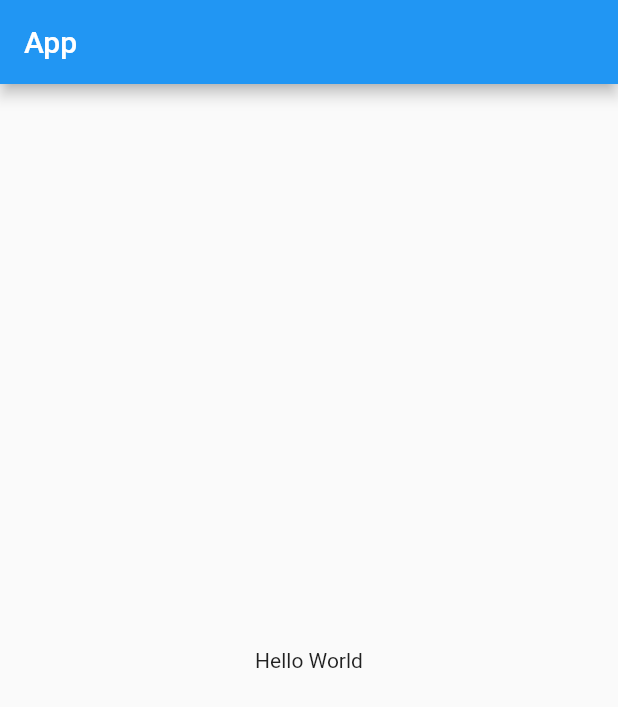
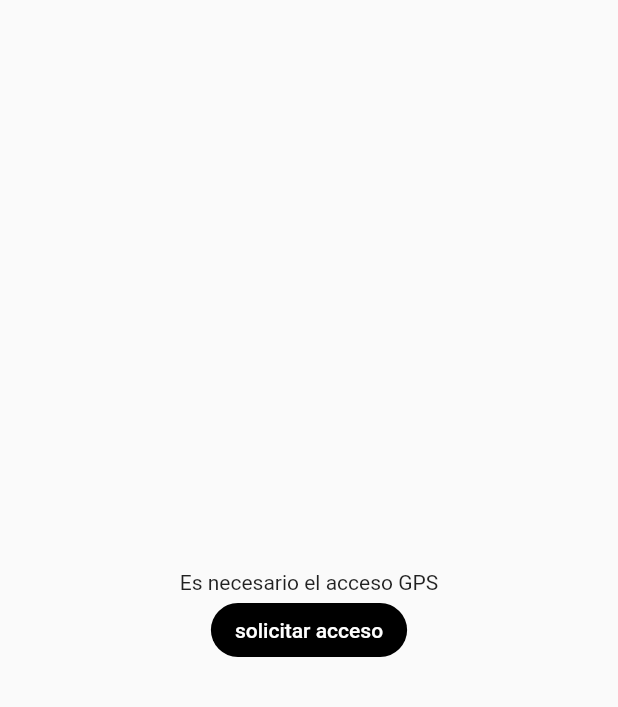
Before and after one commit to jejapazm/tricimotos_app, a Flutter app: the screen it shows after launch, on a phone screen of 412 x 824 dp. Shown: the top 707 px of the screen. Run offline on Flutter 3.47's test engine with Material 2 defaults, Android fonts, the phone set to English and light mode, and no system bars.

Commit message:
screens principales

```diff
--- a/lib/main.dart
+++ b/lib/main.dart
@@ -1,4 +1,5 @@
 import 'package:flutter/material.dart';
+import 'package:mototaxis_app/screens/screens.dart';
 
 void main() => runApp(const MapsApp());
 
@@ -7,17 +8,10 @@ class MapsApp extends StatelessWidget {
 
   @override
   Widget build(BuildContext context) {
-    return MaterialApp(
+    return const MaterialApp(
       debugShowCheckedModeBanner: false,
       title: 'MapsApp',
-      home: Scaffold(
-        appBar: AppBar(
-          title: const Text('App'),
-        ),
-        body: const Center(
-          child: Text('Hello World'),
-        ),
-      ),
+      home: GpsAccessScreen()
     );
   }
 }
--- /dev/null
+++ b/lib/screens/gps_access_screen.dart
@@ -0,0 +1,54 @@
+import 'package:flutter/material.dart';
+
+class GpsAccessScreen extends StatelessWidget {
+  const GpsAccessScreen({super.key});
+
+  @override
+  Widget build(BuildContext context) {
+    return const Scaffold(
+      body: Center(child: _AccessButton()),
+    );
+  }
+}
+
+class _AccessButton extends StatelessWidget {
+  const _AccessButton({
+    Key? key,
+  }) : super(key: key);
+
+  @override
+  Widget build(BuildContext context) {
+    return Column(
+      mainAxisAlignment: MainAxisAlignment.center,
+      children: [
+        const Text('Es necesario el acceso GPS'),
+        MaterialButton(
+            color: Colors.black,
+            shape: const StadiumBorder(),
+            elevation: 0,
+            splashColor: Colors.transparent,
+            onPressed: () {
+              // TODO: por hacer
+            },
+            child: const Text(
+              'solicitar acceso',
+              style: TextStyle(color: Colors.white),
+            ))
+      ],
+    );
+  }
+}
+
+class _EnableGpsMessage extends StatelessWidget {
+  const _EnableGpsMessage({
+    Key? key,
+  }) : super(key: key);
+
+  @override
+  Widget build(BuildContext context) {
+    return const Text(
+      'Debe de habilitar el gps',
+      style: TextStyle(fontSize: 25, fontWeight: FontWeight.w300),
+    );
+  }
+}
--- /dev/null
+++ b/lib/screens/screens.dart
@@ -0,0 +1,4 @@
+export 'package:mototaxis_app/screens/loading_screen.dart';
+export 'package:mototaxis_app/screens/gps_access_screen.dart';
+export 'package:mototaxis_app/screens/login_screen.dart';
+export 'package:mototaxis_app/screens/map_screen.dart';
```
Also changed, not shown: lib/screens/loading_screen.dart (added, +14 -0 lines), lib/screens/login_screen.dart (added, +14 -0 lines), lib/screens/map_screen.dart (added, +14 -0 lines).
